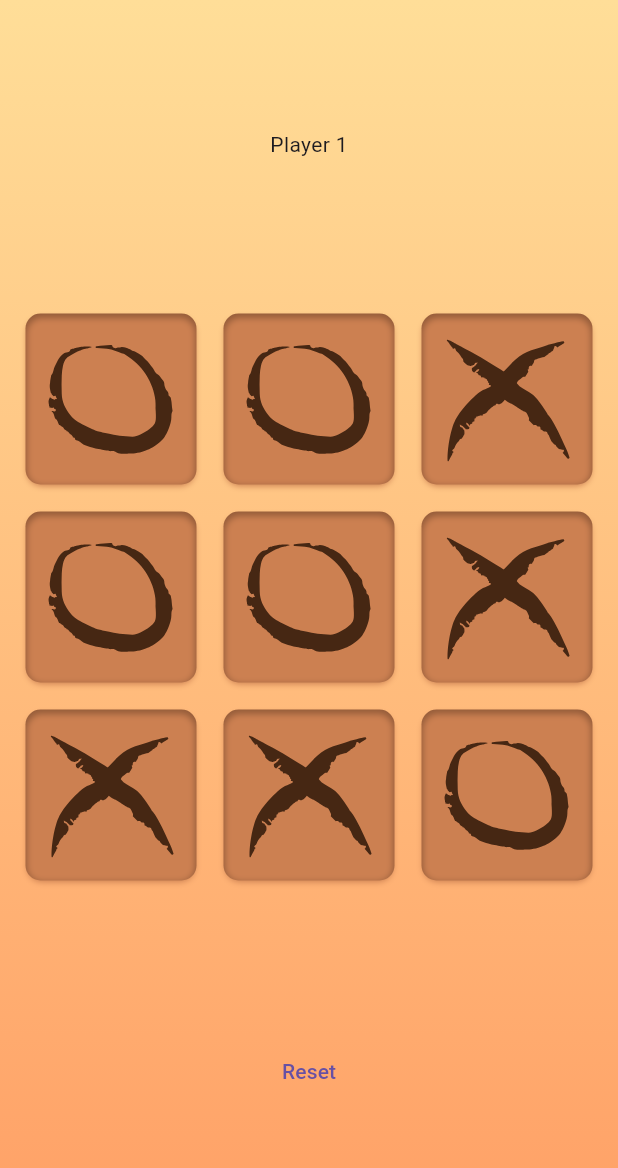
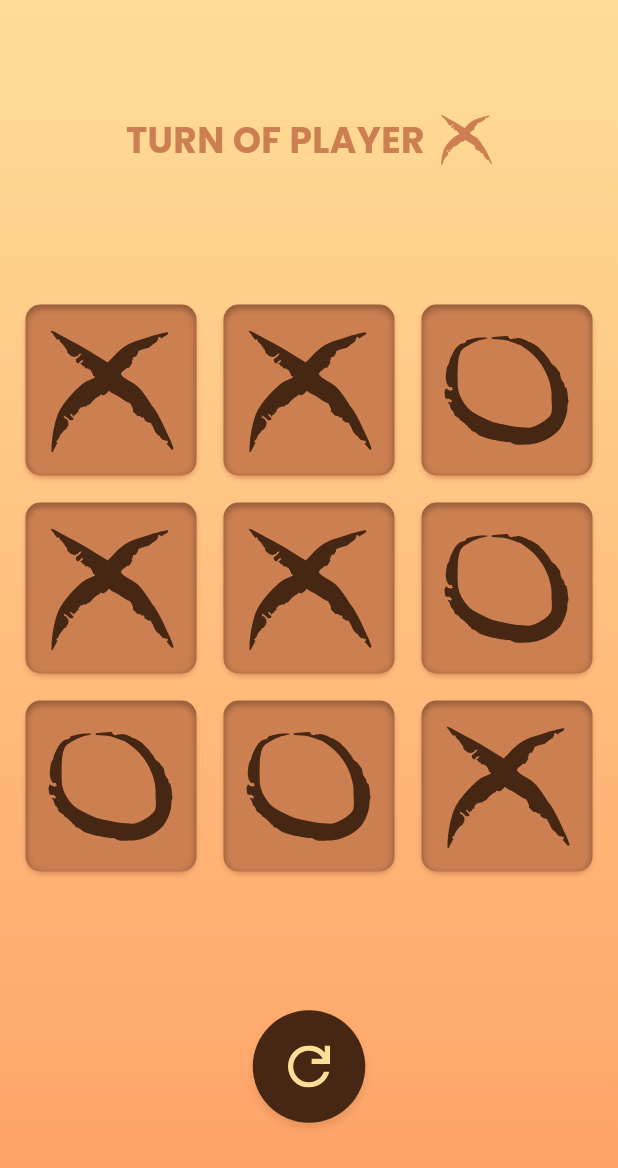
Before and after one commit to Quantompixel/mobile_tic_tac_toe, a Flutter app: the screen it shows after launch, on a phone screen of 412 x 824 dp. Shown: the top 1168 px of the screen. Run offline on Flutter 3.47's test engine with Material 3 defaults, Android fonts, the phone set to English and light mode, and no system bars; our stand-ins replace flutter_svg.

Commit message:
changed style, added poppins font

```diff
--- a/lib/field.dart
+++ b/lib/field.dart
@@ -34,14 +34,14 @@ class Field extends StatelessWidget {
               return Padding(
                 padding: EdgeInsetsGeometry.all(15),
                 child: SizedBox.expand(
-                  child: SvgPicture.asset('assets/icons/circle.svg'),
+                  child: SvgPicture.asset('assets/icons/cross.svg'),
                 ),
               );
             } else {
               return Padding(
                 padding: EdgeInsetsGeometry.all(15),
                 child: SizedBox.expand(
-                  child: SvgPicture.asset('assets/icons/cross.svg'),
+                  child: SvgPicture.asset('assets/icons/circle.svg'),
                 ),
               );
             }
--- /dev/null
+++ b/lib/game_overlay.dart
@@ -0,0 +1,41 @@
+import 'package:flutter/material.dart';
+
+class GameOverlay extends StatefulWidget {
+  const GameOverlay({super.key, required this.statusText, required this.onPress});
+  final String statusText;
+  final Function onPress;
+
+  @override
+  State<GameOverlay> createState() => _GameOverlayState();
+}
+
+class _GameOverlayState extends State<GameOverlay> {
+  @override
+  Widget build(BuildContext context) {
+    return SizedBox.expand(
+      child: Card(
+        color: Colors.green,
+        child: Padding(
+          padding: EdgeInsetsGeometry.all(10),
+          child: Column(
+            mainAxisAlignment: MainAxisAlignment.start,
+            children: [
+              Text(
+                widget.statusText,
+                style: TextStyle(color: Colors.white, fontSize: 25),
+              ),
+              TextButton(
+                onPressed: () {
+                  setState(() {
+                    widget.onPress();
+                  });
+                },
+                child: const Text('Reset'),
+              ),
+            ],
+          ),
+        ),
+      ),
+    );
+  }
+}
--- a/lib/game_status.dart
+++ b/lib/game_status.dart
@@ -1,41 +1,50 @@
 import 'package:flutter/material.dart';
+import 'package:flutter_svg/svg.dart';
 
-class GameStatus extends StatefulWidget {
-  const GameStatus({super.key, required this.statusText, required this.onPress});
-  final String statusText;
-  final Function onPress;
+class GameStatus extends StatelessWidget {
+  const GameStatus({super.key, required this.playerId});
+  final int playerId;
 
   @override
-  State<GameStatus> createState() => _GameStatusState();
-}
-
-class _GameStatusState extends State<GameStatus> {
-  @override
   Widget build(BuildContext context) {
-    return SizedBox.expand(
-      child: Card(
-        color: Colors.green,
-        child: Padding(
-          padding: EdgeInsetsGeometry.all(10),
-          child: Column(
-            mainAxisAlignment: MainAxisAlignment.start,
-            children: [
-              Text(
-                widget.statusText,
-                style: TextStyle(color: Colors.white, fontSize: 25),
-              ),
-              TextButton(
-                onPressed: () {
-                  setState(() {
-                    widget.onPress();
-                  });
-                },
-                child: const Text('Reset'),
-              ),
-            ],
+    return Row(
+      mainAxisAlignment: MainAxisAlignment.center,
+      spacing: 10,
+      children: [
+        Text(
+          style: TextStyle(
+            fontWeight: FontWeight.bold,
+            fontSize: 24,
+            color: Color(0xFFCC8051),
           ),
+          'TURN OF PLAYER',
         ),
-      ),
+        Builder(
+          builder: (context) {
+            if (playerId == 0) {
+              return SvgPicture.asset(
+                'assets/icons/cross.svg',
+                width: 35,
+                height: 35,
+                colorFilter: ColorFilter.mode(
+                  Color(0xFFCC8051),
+                  BlendMode.srcIn,
+                ),
+              );
+            } else {
+              return SvgPicture.asset(
+                'assets/icons/circle.svg',
+                width: 35,
+                height: 35,
+                colorFilter: ColorFilter.mode(
+                  Color(0xFFCC8051),
+                  BlendMode.srcIn,
+                ),
+              );
+            }
+          },
+        ),
+      ],
     );
   }
 }
--- a/lib/main.dart
+++ b/lib/main.dart
@@ -12,6 +12,9 @@ class MainApp extends StatelessWidget {
   Widget build(BuildContext context) {
     return MaterialApp(
       debugShowCheckedModeBanner: false,
+      theme: ThemeData(
+        fontFamily: 'Poppins'
+      ),
       home: Scaffold(
         body: Container(
             decoration: BoxDecoration(
--- /dev/null
+++ b/lib/reset_button.dart
@@ -0,0 +1,32 @@
+import 'package:flutter/material.dart';
+import 'package:flutter_svg/svg.dart';
+
+class ResetButton extends StatelessWidget {
+  const ResetButton({super.key, required this.onPress});
+  final Function onPress;
+
+  @override
+  Widget build(BuildContext context) {
+    return GestureDetector(
+      onTap: () {
+        onPress();
+      },
+      child: Container(
+        width: 75.0,
+        height: 75.0,
+        decoration: BoxDecoration(
+          color: const Color(0xFF462713),
+          borderRadius: BorderRadius.circular(50),
+          boxShadow: [
+            BoxShadow(
+              color: Colors.black.withAlpha(25),
+              blurRadius: 4,
+              offset: Offset(0, 4)
+            )
+          ]
+        ),
+        child: Center(child: SvgPicture.asset('assets/icons/reset.svg')),
+      ),
+    );
+  }
+}
--- a/lib/tic_tac_toe.dart
+++ b/lib/tic_tac_toe.dart
@@ -1,7 +1,9 @@
 import 'package:flutter/material.dart';
 
 import 'package:mobile_tic_tac_toe/field.dart';
+import 'package:mobile_tic_tac_toe/game_overlay.dart';
 import 'package:mobile_tic_tac_toe/game_status.dart';
+import 'package:mobile_tic_tac_toe/reset_button.dart';
 
 class TicTacToe extends StatefulWidget {
   const TicTacToe({super.key});
@@ -22,7 +24,7 @@ class _TicTacToeState extends State<TicTacToe> {
         Column(
           mainAxisAlignment: MainAxisAlignment.spaceEvenly,
           children: [
-            Text('Player ${(playerId + 1).toString()}'),
+            GameStatus(playerId: playerId),
             Flexible(
               fit: FlexFit.loose,
               child: GridView.builder(
@@ -47,14 +49,11 @@ class _TicTacToeState extends State<TicTacToe> {
                 },
               ),
             ),
-            TextButton(
-              onPressed: () {
-                setState(() {
-                  reset();
-                });
-              },
-              child: Text('Reset'),
-            ),
+            ResetButton(onPress: () {
+              setState(() {
+                reset();
+              });
+            })
           ],
         ),
         Builder(
@@ -62,7 +61,7 @@ class _TicTacToeState extends State<TicTacToe> {
             if (gameState == GameState.running) {
               return Offstage();
             } else {
-              return GameStatus(
+              return GameOverlay(
                 statusText: generateEndOfGameText(),
                 onPress: () {
                   setState(() {
```
Also changed, not shown: pubspec.yaml (+11 -0 lines), assets/icons/reset.svg (added), fonts/Poppins-Bold.ttf (added), fonts/Poppins-Medium.ttf (added), fonts/Poppins-Regular.ttf (added), fonts/Poppins-SemiBold.ttf (added).
